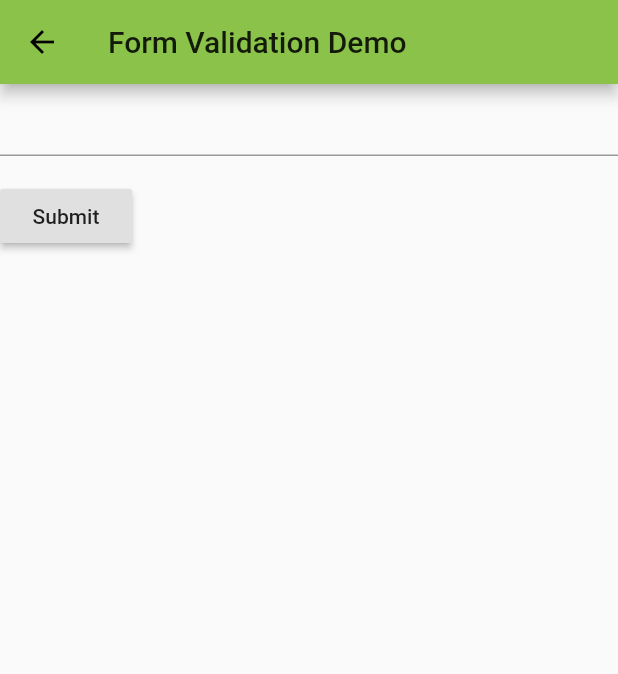
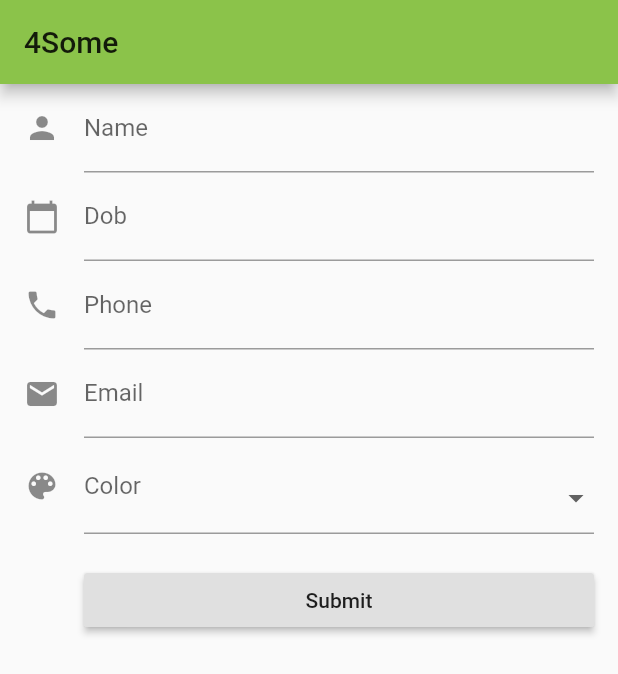
Before and after one commit to MattWarner1215/4Some, a Flutter app: the HomePage screen opened directly, after a tap on "Add Event", on a phone screen of 412 x 824 dp. Shown: the top 674 px of the screen. Run offline on Flutter 3.47's test engine with Material 2 defaults, Android fonts, the phone set to English and light mode, and no system bars; our stand-ins replace firebase_auth, firebase_database; accounts and stored records are empty.

Commit message:
Form Field Issue

```diff
--- /dev/null
+++ b/lib/models/form_entry.dart
@@ -0,0 +1,27 @@
+import 'package:firebase_database/firebase_database.dart';
+
+class FormEntry {
+  String key;
+  String name;
+  String phone;
+  String email;
+  String userId;
+
+  FormEntry(this.name, this.userId, this.email, this.phone);
+
+  FormEntry.fromSnapshot(DataSnapshot snapshot) :
+        key = snapshot.key,
+        userId = snapshot.value["userId"],
+        name = snapshot.value["name"],
+        email = snapshot.value["email"],
+        phone = snapshot.value["phone"];
+
+  toJson() {
+    return {
+      "userId": userId,
+      "name": name,
+      "email": email,
+      "phone": phone,
+    };
+  }
+}
--- a/lib/pages/form.dart
+++ b/lib/pages/form.dart
@@ -1,71 +1,137 @@
 import 'package:flutter/material.dart';
+import 'package:flutter/services.dart';
+import 'package:firebase_database/firebase_database.dart';
+import 'package:four_some/models/form_entry.dart';
+import 'package:four_some/pages/home_page.dart';
 
-
+import 'package:four_some/models/todo.dart';
 
 class MyApp extends StatelessWidget {
   @override
   Widget build(BuildContext context) {
-    final appTitle = 'Form Validation Demo';
-
-    return new Scaffold(
-        appBar: AppBar(
-          title: Text(appTitle),
+    return new MaterialApp(
+      title: '4Some',
+      theme: new ThemeData(
+        primarySwatch: Colors.lightGreen,
       ),
-        body: MyCustomForm(),
+      home: new MyHomePage(title: '4Some'),
     );
-
   }
 }
+final mainReference = FirebaseDatabase.instance.reference();
 
-// Create a Form Widget
-class MyCustomForm extends StatefulWidget {
+class MyHomePage extends StatefulWidget {
+  MyHomePage({Key key, this.title}) : super(key: key);
+  final String title;
+
+  String get phone => null;
+
   @override
-  MyCustomFormState createState() {
-    return MyCustomFormState();
-  }
+  _MyHomePageState createState() => new _MyHomePageState();
 }
 
-// Create a corresponding State class. This class will hold the data related to
-// the form.
-class MyCustomFormState extends State<MyCustomForm> {
-  // Create a global key that will uniquely identify the Form widget and allow
-  // us to validate the form
-  //
-  // Note: This is a GlobalKey<FormState>, not a GlobalKey<MyCustomFormState>!
-  final _formKey = GlobalKey<FormState>();
+class _MyHomePageState extends State<MyHomePage> {
+  final GlobalKey<FormState> _formKey = new GlobalKey<FormState>();
+  List<String> _colors = <String>['', 'red', 'green', 'blue', 'orange'];
+  String _color = '';
 
   @override
   Widget build(BuildContext context) {
-    // Build a Form widget using the _formKey we created above
-    return Form(
+    return new Scaffold(
+      appBar: new AppBar(
+        title: new Text(widget.title),
+      ),
+      body: new SafeArea(
+          top: false,
+          bottom: false,
+          child: new Form(
               key: _formKey,
-      child: Column(
-        crossAxisAlignment: CrossAxisAlignment.start,
+              autovalidate: true,
+              child: new ListView(
+                padding: const EdgeInsets.symmetric(horizontal: 16.0),
                 children: <Widget>[
-          TextFormField(
-            validator: (value) {
-              if (value.isEmpty) {
-                return 'Please enter some text';
+                  new TextFormField(
+                    decoration: const InputDecoration(
+                      icon: const Icon(Icons.person),
+                      hintText: 'Enter your first and last name',
+                      labelText: 'Name',
+                    ),
+                  ),
+                  new TextFormField(
+                    decoration: const InputDecoration(
+                      icon: const Icon(Icons.calendar_today),
+                      hintText: 'Enter your date of birth',
+                      labelText: 'Dob',
+                    ),
+                    keyboardType: TextInputType.datetime,
+                  ),
+                  new TextFormField(
+                    onFieldSubmitted: (String phoneItem){
+                      if (phoneItem.length > 0) {
+                        FormEntry phone = new FormEntry(phoneItem.toString(),widget.phone, false);
+                        mainReference.reference().child("todo").push().set(phone.toJson());
                       }
                     },
+                    decoration: const InputDecoration(
+                      icon: const Icon(Icons.phone),
+                      hintText: 'Enter a phone number',
+                      labelText: 'Phone',
                     ),
-          Padding(
-            padding: const EdgeInsets.symmetric(vertical: 16.0),
-            child: RaisedButton(
-              onPressed: () {
-                // Validate will return true if the form is valid, or false if
-                // the form is invalid.
-                if (_formKey.currentState.validate()) {
-                  // If the form is valid, we want to show a Snackbar
-                  Scaffold.of(context)
-                      .showSnackBar(SnackBar(content: Text('Processing Data')));
-                }
+                    keyboardType: TextInputType.phone,
+                    inputFormatters: [
+                      WhitelistingTextInputFormatter.digitsOnly,
+                    ],
+
+                  ),
+                  new TextFormField (
+                    decoration: const InputDecoration(
+                      icon: const Icon(Icons.email),
+                      hintText: 'Enter a email address',
+                      labelText: 'Email',
+                    ),
+                    keyboardType: TextInputType.emailAddress,
+                  ),
+                  new FormField(
+                    builder: (FormFieldState state) {
+                      return InputDecorator(
+                        decoration: InputDecoration(
+                          icon: const Icon(Icons.color_lens),
+                          labelText: 'Color',
+                        ),
+                        isEmpty: _color == '',
+                        child: new DropdownButtonHideUnderline(
+                          child: new DropdownButton(
+                            value: _color,
+                            isDense: true,
+                            onChanged: (String newValue) {
+                              setState(() {
+                                var newContact;
+                                newContact.favoriteColor = newValue;
+                                _color = newValue;
+                                state.didChange(newValue);
+                              });
                             },
-              child: Text('Submit'),
+                            items: _colors.map((String value) {
+                              return new DropdownMenuItem(
+                                value: value,
+                                child: new Text(value),
+                              );
+                            }).toList(),
                           ),
                         ),
+                      );
+                    },
+                  ),
+                  new Container(
+                      padding: const EdgeInsets.only(left: 40.0, top: 20.0),
+                      child: new RaisedButton(
+                        child: const Text('Submit'),
+                        onPressed: () {
+                          mainReference.push().set(.toJson());
+                        },
+                      )),
                 ],
-      ),
+              ))),
     );
   }
 }
--- a/lib/pages/home_page.dart
+++ b/lib/pages/home_page.dart
@@ -167,42 +167,42 @@ class _HomePageState extends State<HomePage> {
     });
   }
 
-  _showDialog(BuildContext context) async {
-    _textEditingController.clear();
-    await showDialog<String>(
-        context: context,
-        builder: (BuildContext context) {
-          return AlertDialog(
-            content: new Row(
-
-              children: <Widget>[
-                new Expanded(child: new TextField(
-                  controller: _textEditingController,
-                  autofocus: true,
-                  decoration: new InputDecoration(
-                    labelText: 'Add new todo',
-                  ),
-                ))
-              ],
-            ),
-
-            actions: <Widget>[
-              new FlatButton(
-                  child: const Text('Cancel'),
-                  onPressed: () {
-                    Navigator.pop(context);
-                  }),
-              new FlatButton(
-                  child: const Text('Save'),
-                  onPressed: () {
-                    _addNewTodo(_textEditingController.text.toString());
-                    Navigator.pop(context);
-                  })
-            ],
-          );
-        }
-    );
-  }
+//  _showDialog(BuildContext context) async {
+//    _textEditingController.clear();
+//    await showDialog<String>(
+//        context: context,
+//        builder: (BuildContext context) {
+//          return AlertDialog(
+//            content: new Row(
+//
+//              children: <Widget>[
+//                new Expanded(child: new TextField(
+//                  controller: _textEditingController,
+//                  autofocus: true,
+//                  decoration: new InputDecoration(
+//                    labelText: 'Add new todo',
+//                  ),
+//                ))
+//              ],
+//            ),
+//
+//            actions: <Widget>[
+//              new FlatButton(
+//                  child: const Text('Cancel'),
+//                  onPressed: () {
+//                    Navigator.pop(context);
+//                  }),
+//              new FlatButton(
+//                  child: const Text('Save'),
+//                  onPressed: () {
+//                    _addNewTodo(_textEditingController.text.toString());
+//                    Navigator.pop(context);
+//                  })
+//            ],
+//          );
+//        }
+//    );
+//  }
 
   Widget _showTodoList() {
     if (_todoList.length > 0) {
```
Lines whose indentation alone changed are shown as unchanged.
